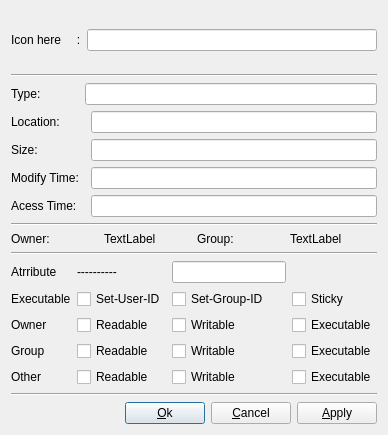
kitech/nullfxp, file src/fileproperties.ui: the form before one commit.
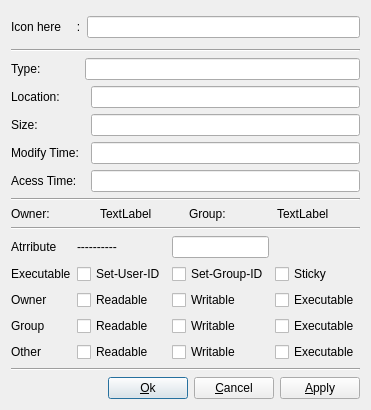
The form after the commit.

```diff
--- a/src/fileproperties.ui
+++ b/src/fileproperties.ui
@@ -6,8 +6,8 @@
    <rect>
     <x>0</x>
     <y>0</y>
-    <width>388</width>
-    <height>435</height>
+    <width>356</width>
+    <height>410</height>
    </rect>
   </property>
   <property name="windowTitle">
```
